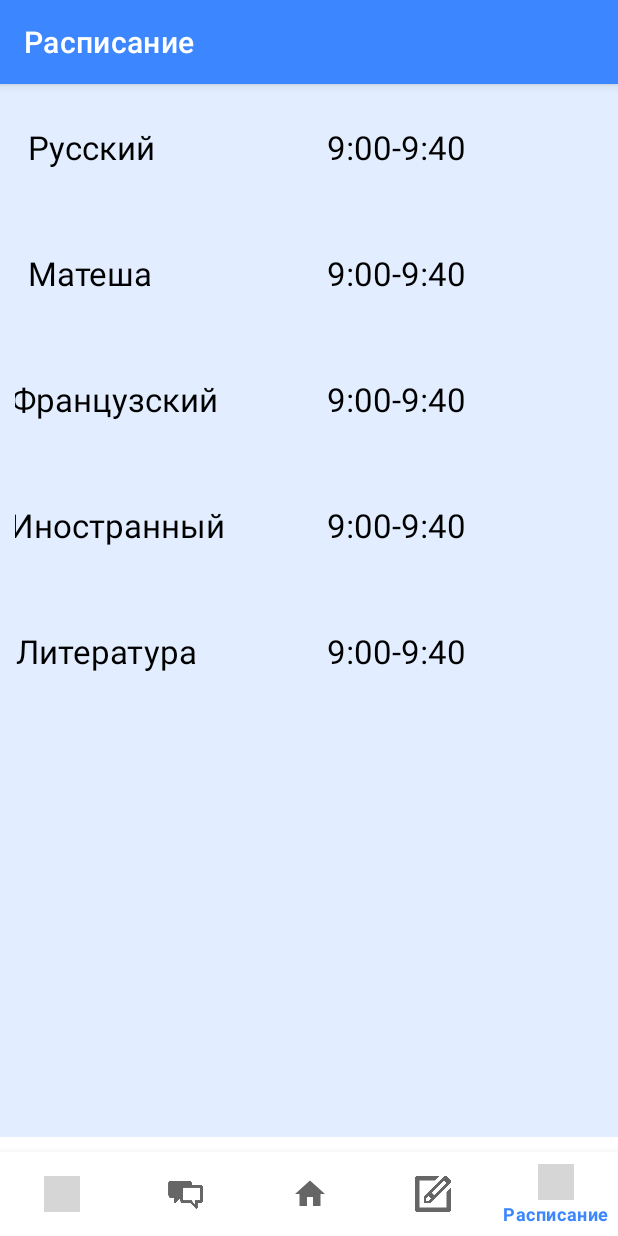
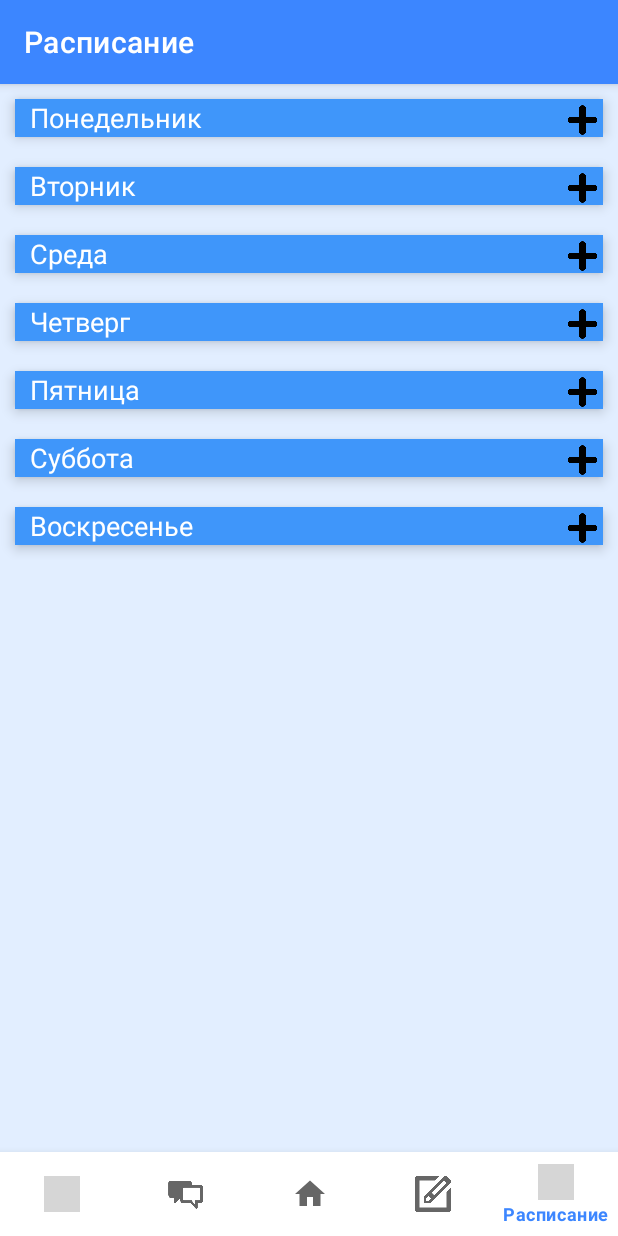
Before and after one commit to sos-mislom/Ekg, an Android app: the ListOfNotesFragment screen opened through its navigation route, item 5 of the bottom bar chosen, on a phone screen of 412 x 824 dp. Run offline under Robolectric (Android 15) with nearby library versions, the phone set to English and light mode, and no system bars; our stand-ins replace navigation-ui; grey boxes are pictures that could not be loaded.

Commit message:
add some bags

```diff
--- /dev/null
+++ b/app/src/main/java/com/example/ext/ui/ObjectOfDiary.java
@@ -0,0 +1,43 @@
+package com.example.ext.ui;
+
+import android.os.Parcel;
+import android.os.Parcelable;
+
+import java.util.List;
+
+
+public class ObjectOfDiary implements Parcelable {
+    public String paramOne;
+    public List<String> paramToo;
+    public ObjectOfDiary(String paramOne, List<String> paramToo) {
+        this.paramOne = paramOne;
+        this.paramToo = paramToo;
+    }
+
+    protected ObjectOfDiary(Parcel in) {
+        paramOne = in.readString();
+    }
+
+    public static final Creator<ObjectOfSubject> CREATOR = new Creator<ObjectOfSubject>() {
+        @Override
+        public ObjectOfSubject createFromParcel(Parcel in) {
+            return new ObjectOfSubject(in);
+        }
+
+        @Override
+        public ObjectOfSubject[] newArray(int size) {
+            return new ObjectOfSubject[size];
+        }
+    };
+
+    @Override
+    public int describeContents() {
+        return 0;
+    }
+
+    @Override
+    public void writeToParcel(Parcel dest, int flags) {
+        dest.writeString(paramOne);
+        dest.writeArray(new List[]{paramToo});
+    }
+}
--- a/app/src/main/java/com/example/ext/ui/diary/DiaryFragment.java
+++ b/app/src/main/java/com/example/ext/ui/diary/DiaryFragment.java
@@ -1,63 +1,52 @@
 package com.example.ext.ui.diary;
 
-import android.content.SharedPreferences;
 import android.os.Bundle;
-import android.preference.PreferenceManager;
 import android.view.LayoutInflater;
 import android.view.View;
 import android.view.ViewGroup;
+import android.widget.ImageView;
+import android.widget.TextView;
 import android.widget.Toast;
 
-import androidx.annotation.NonNull;
 import androidx.fragment.app.Fragment;
-import androidx.lifecycle.ViewModelProvider;
 import androidx.recyclerview.widget.ItemTouchHelper;
 import androidx.recyclerview.widget.LinearLayoutManager;
 import androidx.recyclerview.widget.RecyclerView;
 
+import com.example.ext.R;
 import com.example.ext.SimpleItemTouchHelperCallback;
-import com.example.ext.databinding.FragmentDiaryBinding;
 import com.example.ext.ui.Adapter;
+import com.example.ext.ui.ObjectOfDiary;
 
-import org.json.JSONArray;
-import org.json.JSONException;
-import org.json.JSONObject;
-
-import java.util.ArrayList;
-import java.util.Map;
-
+import java.util.List;
 
 public class DiaryFragment extends Fragment implements Adapter.ItemClickListener{
-    public static String data;
-    private FragmentDiaryBinding binding;
-    private String nameOfLesson;
     Adapter adapter;
 
-    public View onCreateView(@NonNull LayoutInflater inflater,
+    public View onCreateView(LayoutInflater inflater,
                              ViewGroup container, Bundle savedInstanceState) {
-        SharedPreferences preferences = PreferenceManager.getDefaultSharedPreferences(getContext());
-        data = preferences.getString("dairyData", "");
+        View view = inflater.inflate(R.layout.fragment_dairy_day, container, false);
+        if(getArguments() != null) {
 
+            ObjectOfDiary obj = getArguments().getParcelable("diary_key");
+            List<String> data = obj.paramToo;
+            String key = obj.paramOne;
 
-        DiaryViewModel notificationsViewModel =
-                new ViewModelProvider(this).get(DiaryViewModel.class);
-        Map<String, ArrayList<String>> jsondairy = notificationsViewModel.getDiaryMap().getValue();
+            RecyclerView recyclerView = view.findViewById(R.id.recycler);
 
+            TextView DayOfWeek = view.findViewById(R.id.day_of_week);
+            DayOfWeek.setText(key);
 
-        binding = FragmentDiaryBinding.inflate(inflater, container, false);
-        View root = binding.getRoot();
-// data to populate the RecyclerView with
-        ArrayList<String> animalNames = new ArrayList<>();
-        animalNames.add("Русский");
-        animalNames.add("Матеша");
-        animalNames.add("Французский");
-        animalNames.add("Иностранный");
-        animalNames.add("Литература");
+            ImageView add_more_lessons = view.findViewById(R.id.add_more_lesson);
+            add_more_lessons.setOnClickListener(new View.OnClickListener() {
+                @Override
+                public void onClick(View v) {
+                    adapter.addItem("Окно");
+                }
+            });
 
-        // set up the RecyclerView
-        RecyclerView recyclerView = binding.recycler;
             recyclerView.setLayoutManager(new LinearLayoutManager(getContext()));
-        adapter = new Adapter(getContext(), animalNames);
+            adapter = new Adapter(getContext(), data, key);
             adapter.setClickListener(this);
             recyclerView.setAdapter(adapter);
             ItemTouchHelper.Callback callback =
@@ -65,32 +54,17 @@ public class DiaryFragment extends Fragment implements Adapter.ItemClickListener
             ItemTouchHelper touchHelper = new ItemTouchHelper(callback);
             touchHelper.attachToRecyclerView(recyclerView);
 
-
-//        try {
-//            PreferenceManager.getDefaultSharedPreferences(getContext().getApplicationContext()).edit()
-//                    .putString("dairyData", serialize(jsondairy).toString())
-//                    .apply();
-//        } catch (JSONException e) {
-//            e.printStackTrace();
-//        }
-        return root;
         }
-
-    public static JSONObject serialize(Map<String, ArrayList<String>> map) throws JSONException {
-        JSONObject json = new JSONObject();
-        for(Map.Entry<String, ArrayList<String> > entry : map.entrySet()) {
-            json.put(entry.getKey(), new JSONArray(entry.getValue()));
-        }
-        return json;
-    }
-    @Override
-    public void onDestroyView() {
-        super.onDestroyView();
-        binding = null;
+        return view;
     }
 
     @Override
     public void onItemClick(View view, int position) {
-        Toast.makeText(getContext(), "You clicked " + adapter.getItem(position) + " on row number " + position, Toast.LENGTH_SHORT).show();
+        Toast.makeText(
+                getContext(),
+                "Ткнули на " + adapter.getItem(position) + " в строке " + position,
+                Toast.LENGTH_SHORT
+        ).show();
+
     }
 }
--- a/app/src/main/java/com/example/ext/ui/diary/DiaryViewModel.java
+++ b/app/src/main/java/com/example/ext/ui/diary/DiaryViewModel.java
@@ -13,17 +13,18 @@ import org.json.JSONObject;
 import java.util.ArrayList;
 import java.util.HashMap;
 import java.util.Iterator;
+import java.util.LinkedHashMap;
 import java.util.Map;
 
 public class DiaryViewModel extends ViewModel {
     private String dairyData;
-    private Map<String, ArrayList<String>> jsondairy = new HashMap<>();
-    private final MutableLiveData<Map<String, ArrayList<String>>> mMap;
+    private Map<String, ArrayList<String>> jsondairy = new LinkedHashMap<>();
+    private static MutableLiveData<Map<String, ArrayList<String>>> mMap;
 
     public DiaryViewModel() {
-        dairyData = DiaryFragment.data;
+        dairyData = ListOfDiaryFragment.data;
         mMap = new MutableLiveData<>();
-        //preferences.edit().remove("dairyData").commit();
+
         if (dairyData.length() > 0) {
             try {
                 jsondairy = deserialize(JSON.decode(dairyData));
@@ -57,7 +58,7 @@ public class DiaryViewModel extends ViewModel {
         }
         return map;
     }
-    public LiveData<Map<String, ArrayList<String>>> getDiaryMap() {
+    public static LiveData<Map<String, ArrayList<String>>> getDiaryMap() {
         return mMap;
     }
 }
--- /dev/null
+++ b/app/src/main/java/com/example/ext/ui/diary/ListOfDiaryFragment.java
@@ -0,0 +1,80 @@
+package com.example.ext.ui.diary;
+
+import android.content.SharedPreferences;
+import android.os.Build;
+import android.os.Bundle;
+import android.preference.PreferenceManager;
+import android.view.LayoutInflater;
+import android.view.View;
+import android.view.ViewGroup;
+
+import androidx.annotation.NonNull;
+import androidx.annotation.RequiresApi;
+import androidx.fragment.app.Fragment;
+import androidx.fragment.app.FragmentManager;
+import androidx.lifecycle.ViewModelProvider;
+
+import com.example.ext.R;
+import com.example.ext.databinding.FragmentDiaryBinding;
+import com.example.ext.ui.ObjectOfDiary;
+
+import org.json.JSONArray;
+import org.json.JSONException;
+import org.json.JSONObject;
+
+import java.util.ArrayList;
+import java.util.Map;
+
+
+public class ListOfDiaryFragment extends Fragment {
+    public static String data;
+    private FragmentDiaryBinding binding;
+
+
+    @RequiresApi(api = Build.VERSION_CODES.N)
+    public View onCreateView(@NonNull LayoutInflater inflater,
+                             ViewGroup container, Bundle savedInstanceState) {
+        SharedPreferences preferences = PreferenceManager.getDefaultSharedPreferences(getContext());
+        data = preferences.getString("dairyData", "");
+        //preferences.edit().remove("dairyData").commit();
+        DiaryViewModel notificationsViewModel =
+                new ViewModelProvider(this).get(DiaryViewModel.class);
+
+        Map<String, ArrayList<String>> jsonDiary = notificationsViewModel.getDiaryMap().getValue();
+
+        binding = FragmentDiaryBinding.inflate(inflater, container, false);
+        View root = binding.getRoot();
+
+        for (String key: jsonDiary.keySet()) {
+            Bundle bundle = new Bundle();
+            ObjectOfDiary obj = new ObjectOfDiary(key, jsonDiary.get(key));
+            bundle.putParcelable("diary_key", obj);
+
+            DiaryFragment youFragment = new DiaryFragment();
+            youFragment.setArguments(bundle);
+
+            FragmentManager fragmentManager = getChildFragmentManager();
+
+            fragmentManager.beginTransaction()
+                    .add(R.id.tbl_of_day, youFragment)
+                    .addToBackStack("myStack2")
+                    .commit();
+        }
+
+        return root;
+    }
+    public static JSONObject serialize(Map<String, ArrayList<String>> map) throws JSONException {
+        JSONObject json = new JSONObject();
+        for(Map.Entry<String, ArrayList<String> > entry : map.entrySet()) {
+            json.put(entry.getKey(), new JSONArray(entry.getValue()));
+        }
+        return json;
+    }
+    @Override
+    public void onDestroyView() {
+        super.onDestroyView();
+        binding = null;
+    }
+
+
+}
--- a/app/src/main/java/com/example/ext/ui/home/HomeFragment.java
+++ b/app/src/main/java/com/example/ext/ui/home/HomeFragment.java
@@ -1,6 +1,4 @@
 package com.example.ext.ui.home;
-
-import static com.example.ext.ui.diary.DiaryViewModel.deserialize;
 
 import android.annotation.SuppressLint;
 import android.graphics.BitmapFactory;
@@ -29,18 +27,15 @@ import androidx.lifecycle.ViewModelProvider;
 
 import com.example.ext.MainActivity;
 import com.example.ext.R;
-import com.example.ext.api.JSON;
 import com.example.ext.databinding.FragmentHomeBinding;
 import com.example.ext.ui.dialogs.NoteInfoDialogFragment;
 
-import org.json.JSONException;
-
-import java.text.ParseException;
 import java.text.SimpleDateFormat;
 import java.util.ArrayList;
 import java.util.Arrays;
 import java.util.Date;
 import java.util.HashMap;
+import java.util.LinkedHashMap;
 import java.util.Locale;
 import java.util.Map;
 
@@ -199,11 +194,7 @@ public class HomeFragment extends Fragment {
         String dayOfTheWeek = sdf.format(d).substring(0, 1).toUpperCase() + sdf.format(d).substring(1);
         dairyData = MainActivity.data;
         if (dairyData != null && dairyData.length() > 0) {
-            try {
-                jsondairy = deserialize(JSON.decode(dairyData));
-            } catch (JSONException e) {
-                e.printStackTrace();
-            }
+            jsondairy = new LinkedHashMap<>();
         } else{
             jsondairy.put("Понедельник", new ArrayList<>());
             jsondairy.put("Вторник", new ArrayList<>());
@@ -238,36 +229,7 @@ public class HomeFragment extends Fragment {
 
         TextView currentTV = binding.currentTV;
         TextView after = binding.afterTV;
-        for (String key : curr_day_map.keySet()) {
-            for (ArrayList arr : intervals){
-                if (android.os.Build.VERSION.SDK_INT >= android.os.Build.VERSION_CODES.O) {
-                    if (!key.equals(dayOfTheWeek)){
-                        after.setText("Завтра " + curr_day_map.get(key).size() + getWordDeclension(curr_day_map.get(key).size()));
-                    } else {
-                        Date date_begin;
-                        try {
-                            date_begin = formatter.parse(arr.get(0).toString());
-                            Date date_end = formatter.parse(arr.get(1).toString());
-                            Date date_current = formatter.parse(currentTime);
-                            currentTV.setText("Уроки закончились");
-                            if ((date_current.after(date_begin) || date_current.equals(date_begin))
-                                    && (date_current.before(date_end)) || date_current.equals(date_end)) {
-                                if (intervals.indexOf(arr) < curr_day_map.get(key).size()){
-                                    currentTV.setText(curr_day_map.get(key).get(intervals.indexOf(arr)-1).toString() +" в " + intervals.get(curr_day_map.get(key).size()).get(1));
-                                }
-                            } else if (date_current.after(date_end)){
-                                if (curr_day_map.get(key).size() == 0){
-                                    currentTV.setText("Уроки закончились в " +  intervals.get(curr_day_map.get(key).size()).get(1));
-                                }else currentTV.setText("Уроки закончились в " +  intervals.get(curr_day_map.get(key).size()-1).get(1));
-                            }
-                        } catch (ParseException | IndexOutOfBoundsException e) {
-                            currentTV.setText("Уроки закончились");
-                            e.printStackTrace();
-                        }
-                    }
-                }
-            }
-        }
+
     }
 
     private void setUI(){
--- a/app/src/main/java/com/example/ext/ui/note/ListOfNotesFragment.java
+++ b/app/src/main/java/com/example/ext/ui/note/ListOfNotesFragment.java
@@ -90,7 +90,7 @@ public class ListOfNotesFragment extends Fragment {
         for (String subj: data.keySet()) {
             Bundle bundle = new Bundle();
             ObjectOfSubject obj = new ObjectOfSubject(subj,  data);
-            bundle.putParcelable("key", obj);
+            bundle.putParcelable("subject_key", obj);
 
             NoteFragment youFragment = new NoteFragment();
             youFragment.setArguments(bundle);
--- a/app/src/main/java/com/example/ext/ui/note/NoteFragment.java
+++ b/app/src/main/java/com/example/ext/ui/note/NoteFragment.java
@@ -39,7 +39,7 @@ public class NoteFragment extends Fragment {
             double denominator = 0.0;
             double weight;
 
-            ObjectOfSubject obj = getArguments().getParcelable("key");
+            ObjectOfSubject obj = getArguments().getParcelable("subject_key");
             Map<String, ArrayList> data = obj.paramToo;
             String subj = obj.paramOne;
 
--- a/app/src/main/res/layout-v23/fragment_subject_diary.xml
+++ b/app/src/main/res/layout-v23/fragment_subject_diary.xml
@@ -3,23 +3,22 @@
     xmlns:android="http://schemas.android.com/apk/res/android"
     xmlns:app="http://schemas.android.com/apk/res-auto"
     xmlns:tools="http://schemas.android.com/tools"
-    android:layout_width="314dp"
+    android:layout_width="match_parent"
     android:layout_margin="10dp"
     android:layout_gravity="top|center"
     tools:ignore="MissingConstraints"
-    tools:layout_editor_absoluteX="48dp"
-    tools:layout_editor_absoluteY="16dp"
-    android:layout_height="?listPreferredItemHeight"
+    android:layout_height="wrap_content"
     android:clickable="true"
-    android:focusable="true"
-    android:foreground="?selectableItemBackground">
+    android:focusable="true">
 
-    <TextView
+    <EditText
         android:id="@+id/subject_name"
         android:layout_width="wrap_content"
         android:layout_height="wrap_content"
         android:layout_marginEnd="85dp"
         android:text="ExampleText"
+        android:background="@android:color/transparent"
+        android:cursorVisible="false"
         android:textColor="@color/black"
         android:textSize="22sp"
         app:layout_constraintBottom_toBottomOf="parent"
--- /dev/null
+++ b/app/src/main/res/layout/fragment_dairy_day.xml
@@ -0,0 +1,55 @@
+<?xml version="1.0" encoding="utf-8"?>
+<FrameLayout xmlns:tools="http://schemas.android.com/tools"
+    xmlns:app="http://schemas.android.com/apk/res-auto"
+    android:id="@+id/subjectNotes"
+    android:layout_width="match_parent"
+    android:layout_height="wrap_content"
+    android:layout_margin="10dp"
+    android:background="@drawable/less_rounded_corners"
+    android:elevation="5dp"
+    xmlns:android="http://schemas.android.com/apk/res/android">
+    <TableLayout
+        android:layout_width="match_parent"
+        android:layout_height="wrap_content"
+        tools:ignore="MissingConstraints">
+
+        <androidx.constraintlayout.widget.ConstraintLayout
+            android:id="@+id/row_of_week"
+            android:layout_width="match_parent"
+            android:layout_height="25dp"
+            android:background="@color/avatar_color_blue"
+            tools:ignore="MissingConstraints">
+
+            <TextView
+                android:id="@+id/day_of_week"
+                android:layout_width="wrap_content"
+                android:layout_height="wrap_content"
+                android:paddingLeft="10dp"
+                android:text="Понедельник"
+                android:textColor="@color/white"
+                android:textSize="18sp"
+                app:layout_constraintStart_toStartOf="parent"
+                app:layout_constraintTop_toTopOf="parent"
+                tools:ignore="MissingConstraints" />
+
+            <ImageView
+                android:id="@+id/add_more_lesson"
+                android:layout_width="27dp"
+                android:layout_height="28dp"
+                android:padding="4dp"
+                android:src="@drawable/plus"
+                app:layout_constraintEnd_toEndOf="parent"
+                app:layout_constraintTop_toTopOf="parent"
+                tools:ignore="ContentDescription,RtlHardcoded" />
+        </androidx.constraintlayout.widget.ConstraintLayout>
+
+        <androidx.recyclerview.widget.RecyclerView
+            android:id="@+id/recycler"
+            app:layout_constraintTop_toTopOf="@+id/row_of_week"
+            android:layout_width="match_parent"
+            android:layout_height="match_parent">
+        </androidx.recyclerview.widget.RecyclerView>
+    </TableLayout>
+
+
+</FrameLayout>
--- a/app/src/main/res/layout/fragment_diary.xml
+++ b/app/src/main/res/layout/fragment_diary.xml
@@ -4,26 +4,25 @@
     xmlns:tools="http://schemas.android.com/tools"
     android:layout_width="match_parent"
     android:layout_height="match_parent"
-    tools:context=".ui.diary.DiaryFragment">
+    tools:context=".ui.diary.ListOfDiaryFragment">
 
-    <TableLayout
-        android:id="@+id/tbl_other_content"
+    <ScrollView
         android:layout_width="match_parent"
         android:layout_height="match_parent"
-        android:layout_marginBottom="10dp"
         android:background="@color/very_light_blue_two"
         app:layout_constraintBottom_toBottomOf="parent"
         app:layout_constraintEnd_toEndOf="parent"
-        app:layout_constraintHorizontal_bias="0.0"
         app:layout_constraintStart_toStartOf="parent"
-        app:layout_constraintTop_toTopOf="parent"
-        app:layout_constraintVertical_bias="0.0">
-        <androidx.recyclerview.widget.RecyclerView
-            android:id="@+id/recycler"
+        app:layout_constraintTop_toTopOf="parent">
+        <TableLayout
+            android:id="@+id/tbl_of_day"
             android:layout_width="match_parent"
-            android:layout_height="match_parent">
-
-        </androidx.recyclerview.widget.RecyclerView>
-    </TableLayout>
-
+            android:layout_height="wrap_content">
+            <fragment
+                android:id="@+id/SubjFragment"
+                android:name="com.example.ext.ui.diary.DiaryFragment"
+                android:layout_width="wrap_content"
+                android:layout_height="0dp"/>
+        </TableLayout>
+    </ScrollView>
 </androidx.constraintlayout.widget.ConstraintLayout>
--- a/app/src/main/res/layout/fragment_notes_of_subj.xml
+++ b/app/src/main/res/layout/fragment_notes_of_subj.xml
@@ -66,8 +66,4 @@
             </TableRow>
         </TableLayout>
     </androidx.constraintlayout.widget.ConstraintLayout>
-
-
-
-
 </androidx.constraintlayout.widget.ConstraintLayout>
--- a/app/src/main/res/layout/fragment_subject_diary.xml
+++ b/app/src/main/res/layout/fragment_subject_diary.xml
@@ -3,16 +3,14 @@
     xmlns:android="http://schemas.android.com/apk/res/android"
     xmlns:app="http://schemas.android.com/apk/res-auto"
     xmlns:tools="http://schemas.android.com/tools"
-    android:layout_width="314dp"
+    android:layout_width="match_parent"
     android:layout_margin="10dp"
     android:layout_gravity="top|center"
-    tools:ignore="MissingConstraints,UnusedAttribute"
-    tools:layout_editor_absoluteX="48dp"
-    tools:layout_editor_absoluteY="16dp"
+    tools:ignore="MissingConstraints"
     android:layout_height="?listPreferredItemHeight"
     android:clickable="true"
     android:focusable="true"
-    android:foreground="?selectableItemBackground">
+    >
 
     <TextView
         android:id="@+id/subject_name"
--- a/app/src/main/res/navigation/mobile_navigation.xml
+++ b/app/src/main/res/navigation/mobile_navigation.xml
@@ -23,7 +23,7 @@
 
     <fragment
         android:id="@+id/navigation_dairy"
-        android:name="com.example.ext.ui.diary.DiaryFragment"
+        android:name="com.example.ext.ui.diary.ListOfDiaryFragment"
         android:label="@string/title_diary"
         tools:layout="@layout/fragment_diary" />
 
```
Also changed, not shown: app/src/main/java/com/example/ext/ui/Adapter.java (+60 -13 lines). Lines whose indentation alone changed are shown as unchanged.
